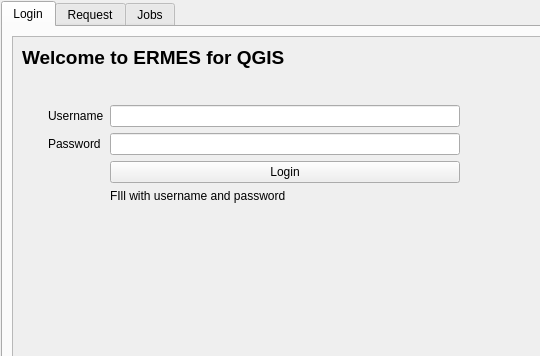
Qt form ermes_qgis_dialog_base.ui (links-ads/ermes-mapping-plugin) before a commit; both pictures show x 0 to 540 and y 0 to 356 of the 862 by 628 pixel window.
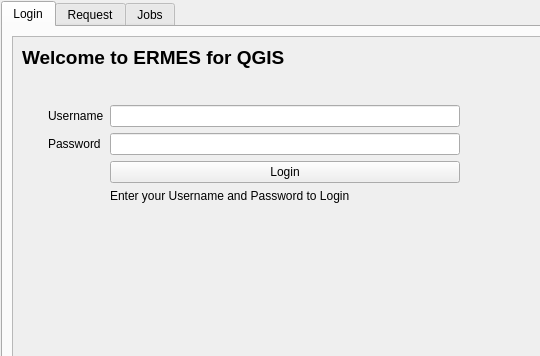
The same form after that commit. The open tabs and pages were chosen to show the change. Custom widgets are drawn as their Qt base class.

Patch:
```diff
--- a/ermes_qgis_dialog_base.ui
+++ b/ermes_qgis_dialog_base.ui
@@ -191,7 +191,7 @@
               <item row="15" column="3">
                <widget class="QLabel" name="loginInfoLabel">
                 <property name="text">
-                 <string>FIll with username and password</string>
+                 <string>Enter your Username and Password to Login</string>
                 </property>
                </widget>
               </item>
```
Left out of the diff: 2 changed lines with no effect on the pictures.
